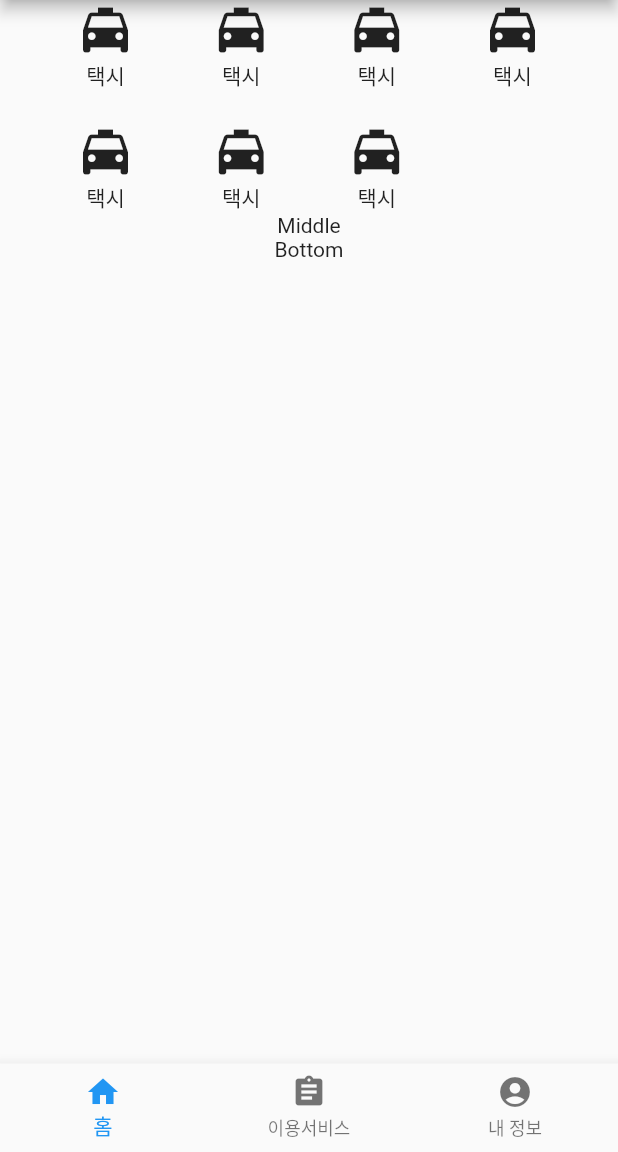
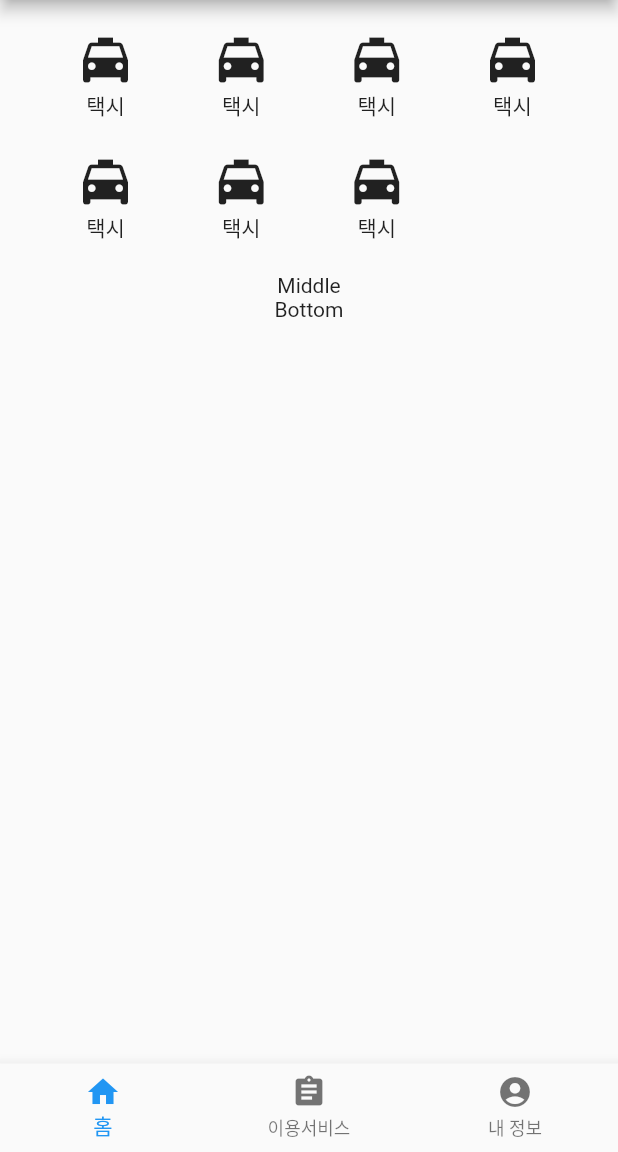
Before and after one commit to kopro-ov/TIL, a Flutter app: the screen it shows after launch, on a phone screen of 412 x 824 dp, the part 84-1236 px from its top. Run offline on Flutter 3.47's test engine with Material 2 defaults, Android fonts, the phone set to English and light mode, and no system bars.

Commit message:
Feat 상단 padding 여백 조정

```diff
--- a/framework/flutter/project/flutter_first_web/lib/main.dart
+++ b/framework/flutter/project/flutter_first_web/lib/main.dart
@@ -83,7 +83,12 @@ class Page1 extends StatelessWidget {
 
   //상단
   Widget _buildTop() {
-    return Column(
+    return Padding(
+      padding: const EdgeInsets.only(
+        top: 20,
+        bottom: 20,
+      ),
+      child: Column(
         children: <Widget>[
           Row(
             mainAxisAlignment: MainAxisAlignment.spaceEvenly,
@@ -179,6 +184,7 @@ class Page1 extends StatelessWidget {
             ],
           ),
         ],
+      ),
     );
   }
 
```
Lines whose indentation alone changed are shown as unchanged.
